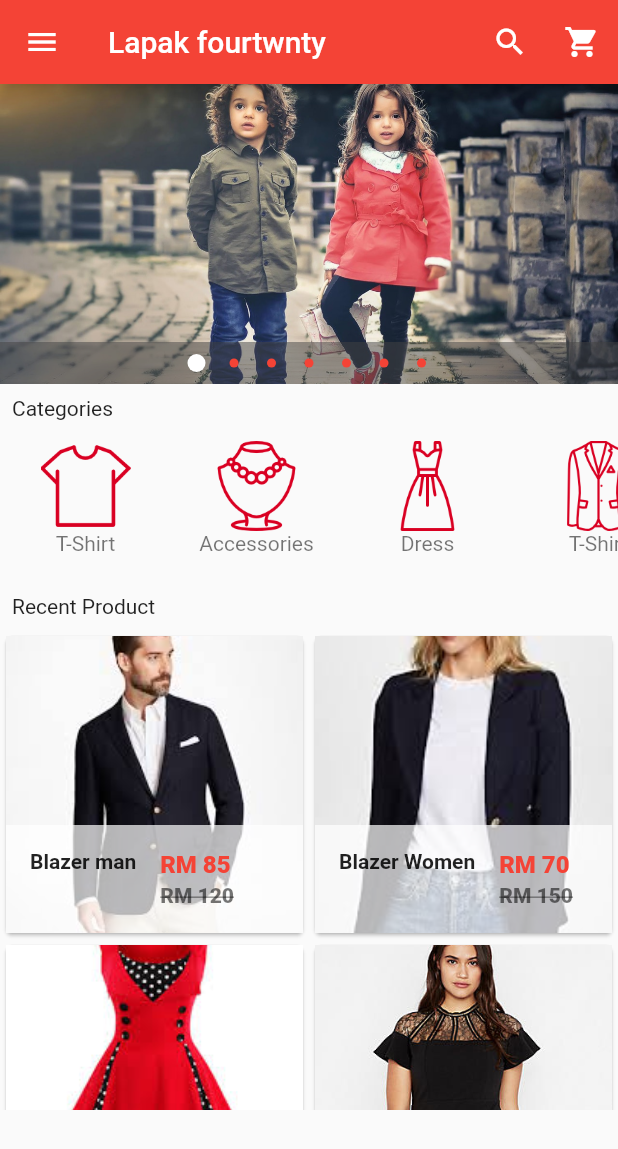
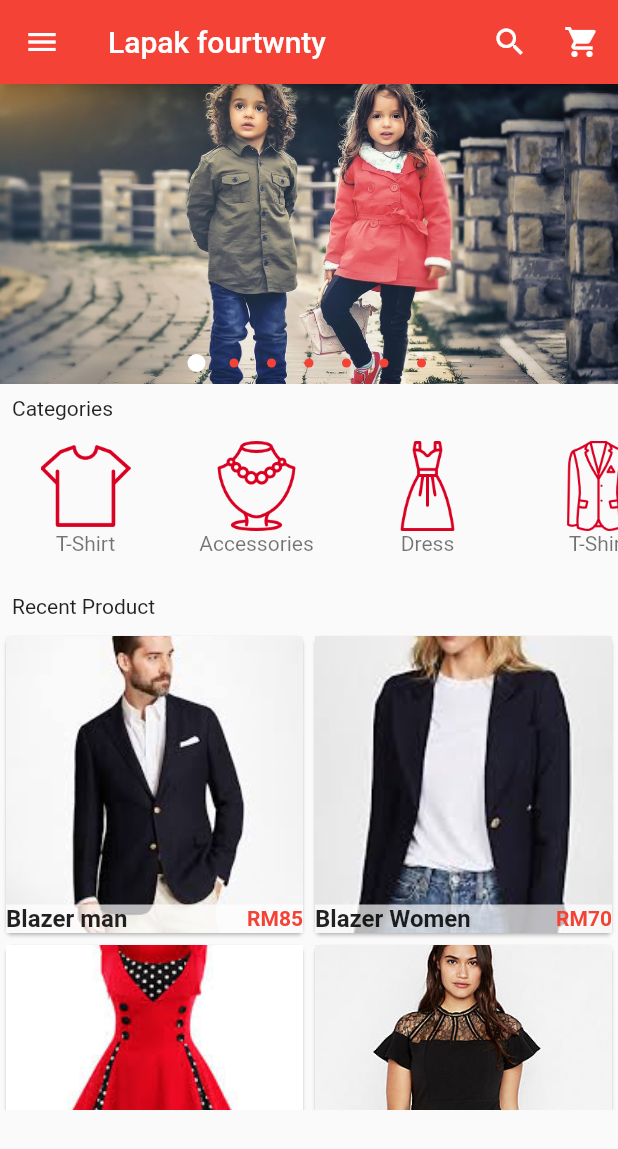
Before and after one commit to akmalirham96/e-commerce_apps, a Flutter app: the screen it shows after launch, on a phone screen of 412 x 824 dp. Shown: the top 1149 px of the screen. Run offline on Flutter 3.47's test engine with Material 2 defaults, Android fonts, the phone set to English and light mode, and no system bars; drawn by our look-alikes of carousel_pro.

```diff
--- a/lib/componets/products.dart
+++ b/lib/componets/products.dart
@@ -96,24 +96,14 @@ class Single_prod extends StatelessWidget {
               child: GridTile(
                   footer: Container(
                     color: Colors.white70,
-                    child: ListTile(
-                      leading: Text(
-                        product_name,
-                        style: TextStyle(fontWeight: FontWeight.bold),
-                      ),
-                      title: Text(
-                        "RM ${product_price}",
-                        style: TextStyle(
-                            color: Colors.red, fontWeight: FontWeight.w800),
-                      ),
-                      subtitle: Text(
-                        "RM ${product_old_price}",
-                        style: TextStyle(
-                            color: Colors.black54,
-                            fontWeight: FontWeight.w800,
-                            decoration: TextDecoration.lineThrough),
-                      ),
-                    ),
+                    child: new Row(
+                      children: <Widget>[
+                        Expanded(
+                          child: new Text(product_name, style: TextStyle(fontWeight: FontWeight.bold, fontSize: 16.0),),
+                        ),
+                        new Text("RM${product_price}", style: TextStyle(color: Colors.red, fontWeight: FontWeight.bold),)
+                      ],
+                    )
                   ),
                   child: Image.asset(
                     product_picture,
--- a/lib/main.dart
+++ b/lib/main.dart
@@ -35,6 +35,7 @@ class _HomePageState extends State<HomePage> {
       animationDuration: Duration(milliseconds: 1000),
       dotSize: 6.0,
       dotColor: Colors.red,
+      dotBgColor: Colors.transparent,
       indicatorBgPadding: 8.0,
     ),
   );
@@ -101,8 +102,8 @@ class _HomePageState extends State<HomePage> {
             InkWell(
               onTap: (){},
               child: ListTile(
-                title: Text('Categories'),
-                leading: Icon(Icons.dashboard,color: Colors.red,),
+                title: Text('Shopping Cart'),
+                leading: Icon(Icons.shopping_cart,color: Colors.red,),
               ),
             ),
             InkWell(
```
Also changed, not shown: lib/pages/product_details.dart (+130 -7 lines).
